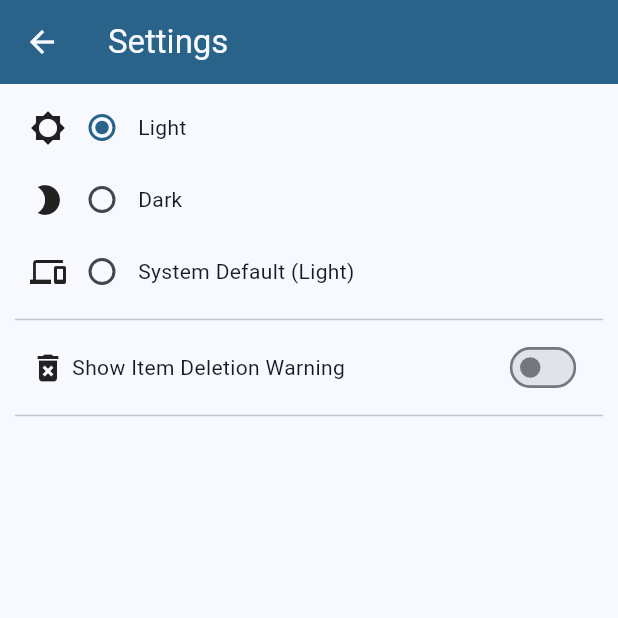
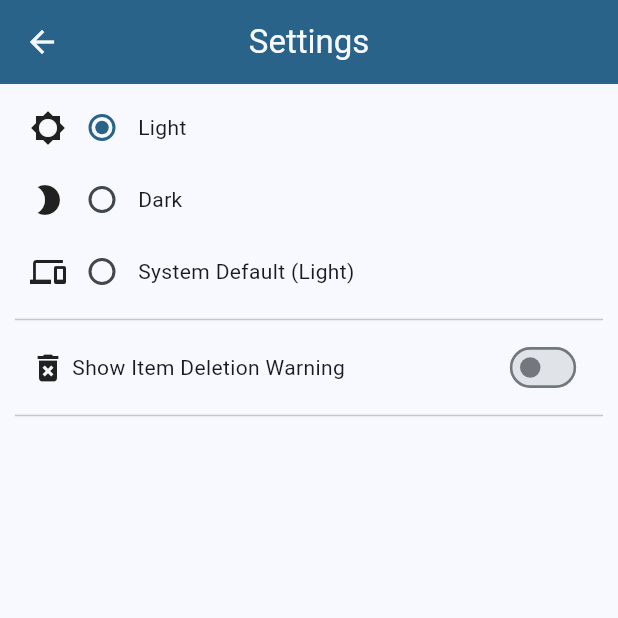
Before and after one commit to Chuset21/Inventory-App, a Flutter app: the SettingsPage screen opened directly with empty values, on a phone screen of 412 x 824 dp, the top half of it. Run offline on Flutter 3.47's test engine with Material 3 defaults, Android fonts, the phone set to English and light mode, and no system bars; our stand-ins replace shared_preferences; accounts and stored records are empty.

Commit message:
Created default app bar class and centered app bar titles

```diff
--- a/lib/presentation/screens/home_page.dart
+++ b/lib/presentation/screens/home_page.dart
@@ -6,6 +6,7 @@ import 'package:inventory_app/data/models/item.dart';
 import 'package:inventory_app/presentation/screens/settings_page.dart';
 import 'package:inventory_app/presentation/widgets/add_items_suggestion.dart';
 import 'package:inventory_app/presentation/widgets/burger_menu.dart';
+import 'package:inventory_app/presentation/widgets/default_app_bar.dart';
 import 'package:inventory_app/presentation/widgets/item_display.dart';
 import 'package:provider/provider.dart';
 
@@ -148,9 +149,7 @@ class _HomePageState extends State<HomePage> {
         _unfocusAndSubmitItemNodes();
       },
       child: Scaffold(
-        appBar: AppBar(
-          backgroundColor: Theme.of(context).colorScheme.primary,
-          foregroundColor: Theme.of(context).canvasColor,
+        appBar: DefaultAppBar(
           title: Text(widget.title),
           actions: [
             IconButton(
--- a/lib/presentation/screens/settings_page.dart
+++ b/lib/presentation/screens/settings_page.dart
@@ -1,6 +1,7 @@
 import 'package:flutter/material.dart';
 import 'package:inventory_app/core/utils/app_theme.dart';
 import 'package:inventory_app/presentation/widgets/app_theme_selector.dart';
+import 'package:inventory_app/presentation/widgets/default_app_bar.dart';
 import 'package:inventory_app/presentation/widgets/safe_delete_selector.dart';
 
 import '../../core/constants/strings.dart';
@@ -33,10 +34,8 @@ class SettingsPage extends StatelessWidget {
     ];
 
     return Scaffold(
-      appBar: AppBar(
-        backgroundColor: Theme.of(context).colorScheme.primary,
-        foregroundColor: Theme.of(context).canvasColor,
-        title: const Text(AppTitles.settings),
+      appBar: const DefaultAppBar(
+        title: Text(AppTitles.settings),
       ),
       body: Padding(
         padding: const EdgeInsets.only(top: 5.0),
--- /dev/null
+++ b/lib/presentation/widgets/default_app_bar.dart
@@ -0,0 +1,26 @@
+import 'package:flutter/material.dart';
+
+class DefaultAppBar extends StatelessWidget implements PreferredSizeWidget {
+  final Widget? title;
+  final List<Widget>? actions;
+
+  const DefaultAppBar({
+    super.key,
+    this.title,
+    this.actions,
+  });
+
+  @override
+  Widget build(BuildContext context) {
+    return AppBar(
+      backgroundColor: Theme.of(context).colorScheme.primary,
+      foregroundColor: Theme.of(context).canvasColor,
+      title: title,
+      centerTitle: true,
+      actions: actions,
+    );
+  }
+
+  @override
+  Size get preferredSize => const Size.fromHeight(kToolbarHeight);
+}
```
Also changed, not shown: lib/presentation/screens/add_item_page.dart (+3 -4 lines), lib/presentation/screens/loading_page.dart (+5 -4 lines).
